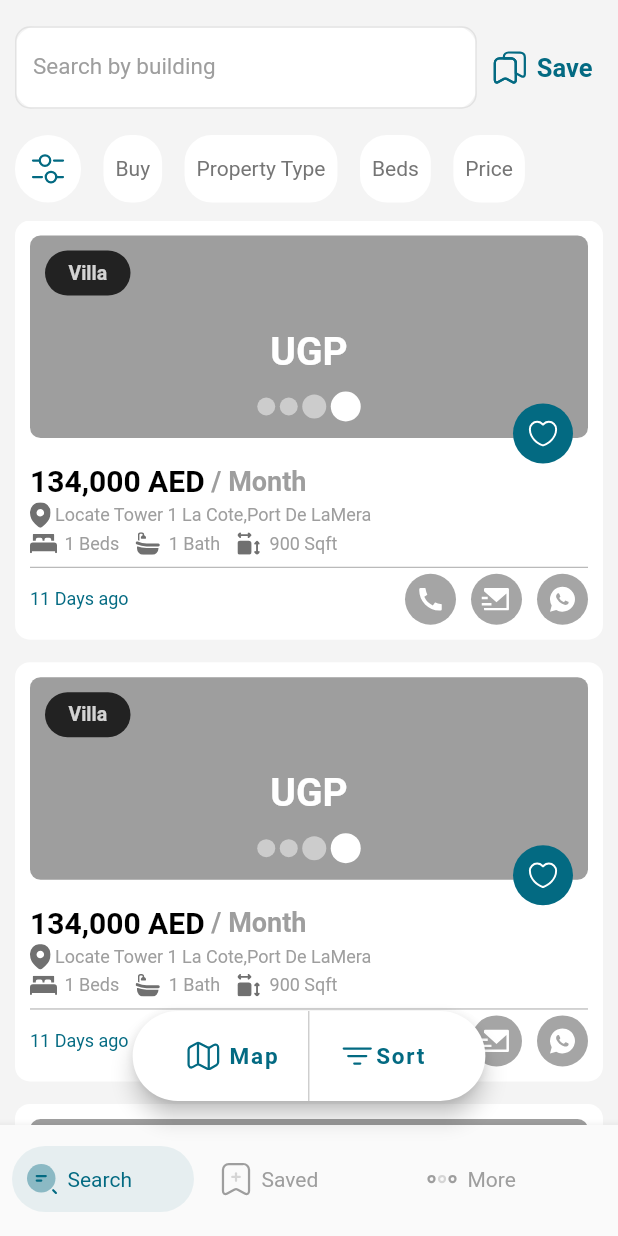
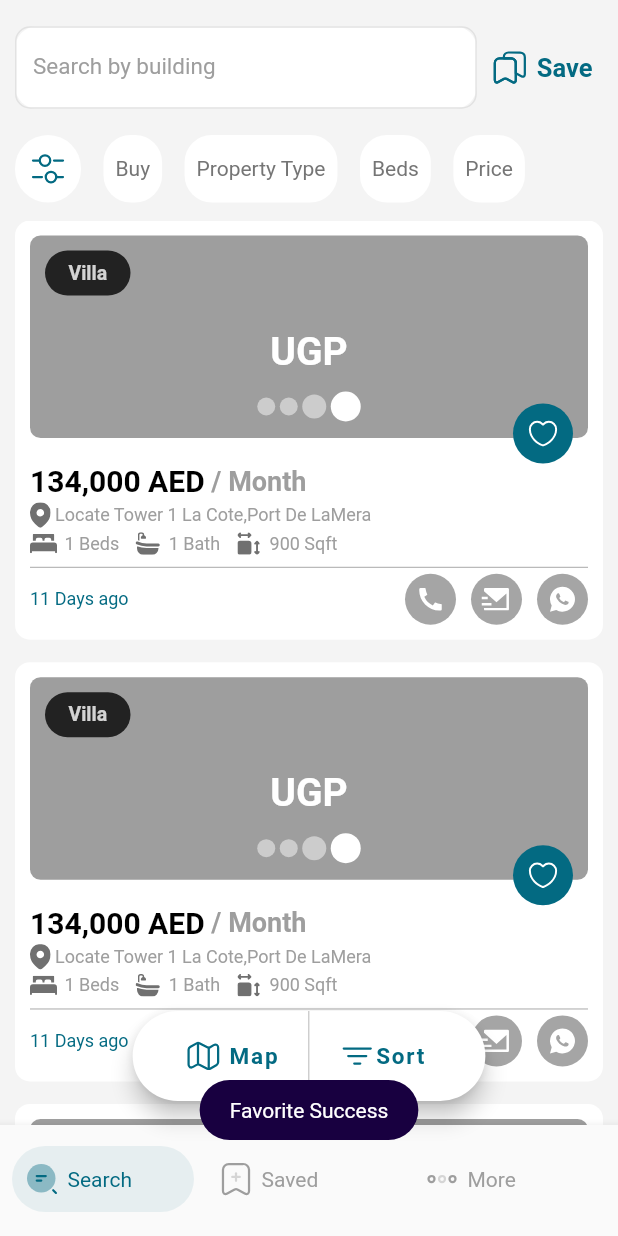
Before and after one commit to fadyZaherEng/GssApp, a Flutter app: the HomeScreen screen opened directly, after a tap on "Villa", on a phone screen of 412 x 824 dp. Run offline on Flutter 3.47's test engine with Material 2 defaults, Android fonts, the light colour scheme and no system bars; our stand-ins replace dartz, dio, email_validator, flutter_bloc, flutter_svg, fluttertoast and 8 more; accounts and stored records are empty; generated files the repository leaves out were written again.

Commit message:
upload finish

```diff
--- a/lib/main.dart
+++ b/lib/main.dart
@@ -2,14 +2,11 @@ import 'dart:io';
 
 import 'package:flutter/material.dart';
 import 'package:gss/app/app.dart';
-import 'package:gss/app/di.dart';
 import 'package:gss/domain/models/tower.dart';
 import 'package:hive/hive.dart';
 import 'package:hive_flutter/adapters.dart';
 import 'package:path_provider/path_provider.dart' as path_provider;
-//git follow
-//branching models
-//bloc
+
 
 void main()async {
   WidgetsFlutterBinding.ensureInitialized();
@@ -20,5 +17,8 @@ void main()async {
   if(!Hive.isBoxOpen('towers')) {
     await Hive.openBox<TowerModel>('towers');
   }
+  if(!Hive.isBoxOpen('favorite')) {
+    Box favorities=  await Hive.openBox<bool>('favorite');
+  }
   runApp(const MyApp());
 }
--- a/lib/presentation/blocs/home/home_bloc.dart
+++ b/lib/presentation/blocs/home/home_bloc.dart
@@ -298,58 +298,76 @@ class HomeBloc extends Bloc<AbstractionHomeEvent, AbstractionHomeState> {
         numOfDay: 11),
   ];
   Box savedTowers = Hive.box<TowerModel>("towers");
+  Box favoritiesOption = Hive.box<bool>("favorite");
 
   FutureOr<void> _onHomeGetTowerClickEvent(
       HomeGetTowerClickEvent event, Emitter<AbstractionHomeState> emit) async {
-      await Future.delayed(const Duration(milliseconds: 50)).then((value) async {
-      savedTowers =Hive.box<TowerModel>("towers");
-      emit(HomeCallClickState());
+    await Future.delayed(const Duration(milliseconds: 50)).then((value) async {
+      savedTowers = Hive.box<TowerModel>("towers");
+      emit(HomeGetFavState(savedTower: savedTowers));
     }).catchError((onError) {
       showToast(message: onError.toString(), state: ToastState.SUCCESS);
       emit(HomeCallClickState());
     });
   }
 
-
   FutureOr<void> _onHomeFavoritesClickEvent(
       HomeFavoritesClickEvent event, Emitter<AbstractionHomeState> emit) async {
     emit(HomeChangeFavColorState(index: event.index));
 
     await Future.delayed(const Duration(seconds: 1)).then((value) async {
-      //print(favorities[event.index]);
-      bool favorite=favorities[event.index]!;
-      if(favorite) {
+      print(favorities[event.index]);
+      bool favorite = favorities[event.index]!;
+      if (favorite) {
         favorities[event.index] = false;
-        favorite=!favorite;
-      }else{
-        favorities[event.index]=true;
-        favorite=!favorite;
+        favorite = !favorite;
+        changeFavorities(event.index, false);
+      } else {
+        favorities[event.index] = true;
+        favorite = !favorite;
+        changeFavorities(event.index, true);
       }
-      //print(favorities[event.index]);
+      print(favorities[event.index]);
       if (favorities[event.index]!) {
         await savedTowers.add(event.towerModel);
-        //print(savedTowers.length);
-        //print("fav");
-        //showToast(message: "Favorite Success", state: ToastState.SUCCESS);
-        emit(HomeGetTowerClickState(savedTowers: savedTowers,index: event.index));
-      } else if(!favorities[event.index]!){
+        print(savedTowers.length);
+        print("fav");
+        showToast(message: "Favorite Success", state: ToastState.SUCCESS);
+        emit(HomeGetTowerClickState(
+            savedTowers: savedTowers, index: event.index));
+      } else if (!favorities[event.index]!) {
         event.towerModel.delete();
-        //print('dis');
+        print('dis');
         await savedTowers.delete(event.towerModel);
-        //print(savedTowers.containsKey(event.towerModel));
-        //print(savedTowers.length);
-        //showToast(message: "disFavorite Success", state: ToastState.SUCCESS);
-        emit(HomeGetTowerClickState(savedTowers: savedTowers,index: event.index));
+        print(savedTowers.containsKey(event.towerModel));
+        print(savedTowers.length);
+        showToast(message: "disFavorite Success", state: ToastState.SUCCESS);
+        emit(HomeGetTowerClickState(
+            savedTowers: savedTowers, index: event.index));
       }
     }).catchError((onError) {
       showToast(message: onError.toString(), state: ToastState.SUCCESS);
+      print(onError.toString());
       emit(HomeGetDataErrorsState(error: onError.toString()));
     });
   }
-  void initFavoritiesValueOFList(){
-    for(int i=0;i<towers.length;i++){
-      favorities[i]=false;
-    }
+
+  void initFavoritiesValueOFList() {
+   if(favoritiesOption.length==0){
+     for (int i = 0; i < towers.length; i++) {
+       favorities[i] = false;
+       favoritiesOption.add(favorities[i]);
+     }
+   }else if(favoritiesOption.length!=0){
+     for (int i = 0; i < towers.length; i++) {
+       favorities[i] = favoritiesOption.getAt(i);
+     }
+   }
     print(favorities);
+    emit(HomeSavedClickedState());
+  }
+  void changeFavorities(int index,bool value){
+    favoritiesOption.putAt(index, value);
+    emit(HomeSavedClickedState());
   }
 }
--- a/lib/presentation/blocs/home/home_state.dart
+++ b/lib/presentation/blocs/home/home_state.dart
@@ -38,6 +38,10 @@ class HomeOpenWhatsAppClickState extends AbstractionHomeState {
 }
 
 class HomeCallClickState extends AbstractionHomeState {}
+class HomeGetFavState extends AbstractionHomeState {
+  dynamic savedTower;
+  HomeGetFavState({required this.savedTower});
+}
 
 class HomeEmailClickState extends AbstractionHomeState {}
 
--- a/lib/presentation/screens/home/home_screen.dart
+++ b/lib/presentation/screens/home/home_screen.dart
@@ -34,6 +34,7 @@ class _HomeScreenState extends State<HomeScreen> {
     super.initState();
     _bloc.add((HomeGetDataFromApiEvent()));
     _bloc.initFavoritiesValueOFList();
+    _bloc.add(HomeGetTowerClickEvent());
   }
 
   @override
@@ -48,6 +49,9 @@ class _HomeScreenState extends State<HomeScreen> {
         }
         if(state is HomeGetTowerClickState){
           boxTowers=state.savedTowers;
+        }
+        if(state is HomeGetFavState){
+          boxTowers=state.savedTower;
         }
       },
       builder: (context, state) {
```
Also changed, not shown: lib/domain/models/tower.g.dart.
